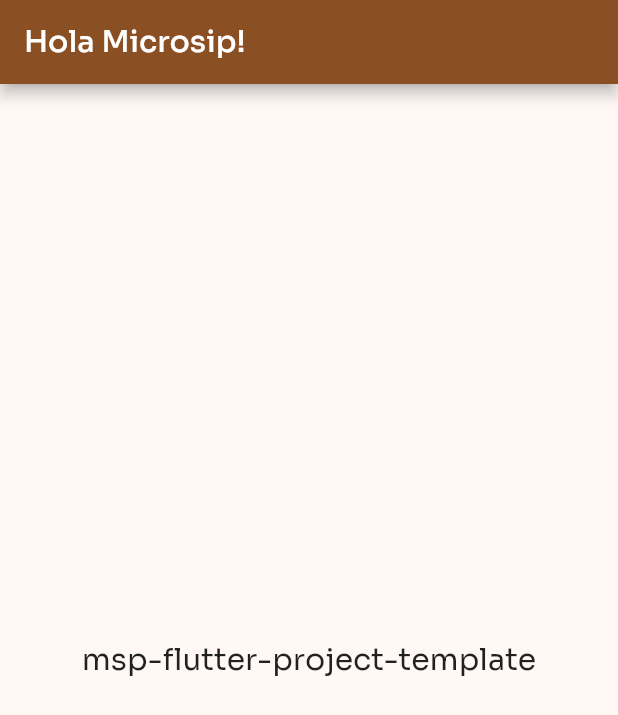
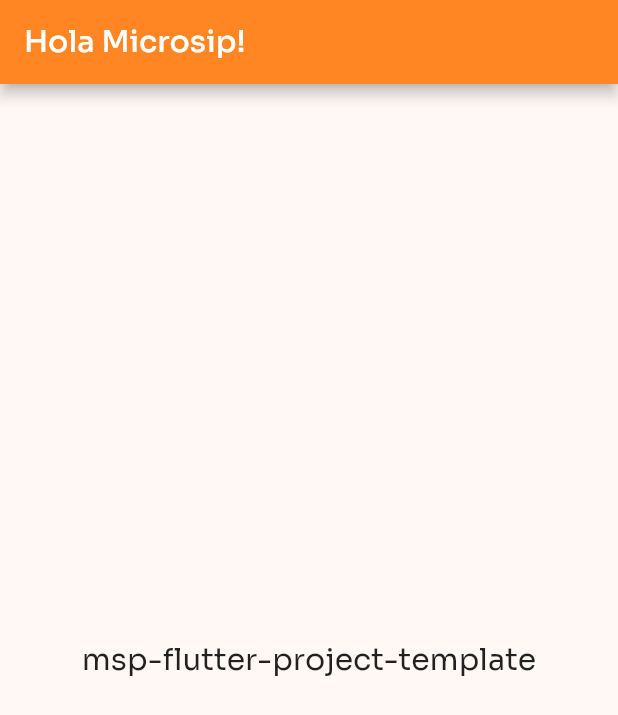
Before and after one commit to joseLuisMtzE/msp_flutter_project_template, a Flutter app: the screen it shows after launch, on a phone screen of 412 x 824 dp. Shown: the top 715 px of the screen. Run offline on Flutter 3.47's test engine with Material 3 defaults, Android fonts, the phone set to English and light mode, and no system bars.

Commit message:
appbar bg color

```diff
--- a/lib/main.dart
+++ b/lib/main.dart
@@ -15,6 +15,7 @@ class MainApp extends StatelessWidget {
       home: Scaffold(
         appBar: AppBar(
           title: const Text('Hola Microsip!'),
+          backgroundColor: const Color.fromRGBO(255, 134, 35, 1),
         ),
         body: const Center(
           child: Text(
```
Also changed, not shown: 1 other file.
